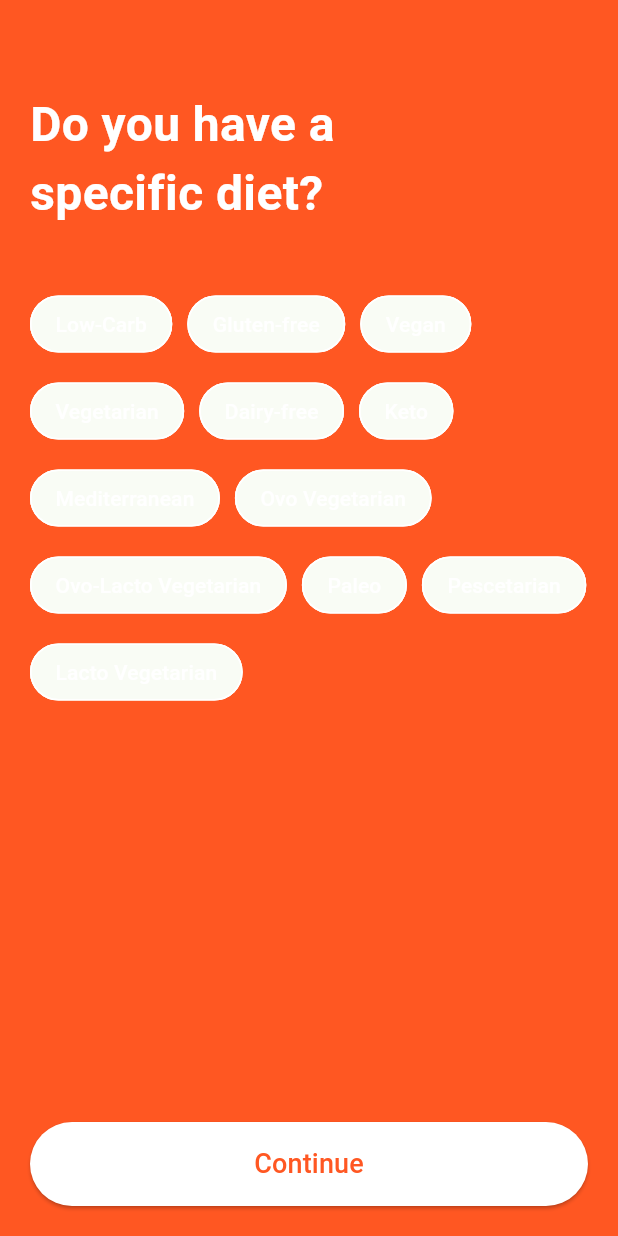
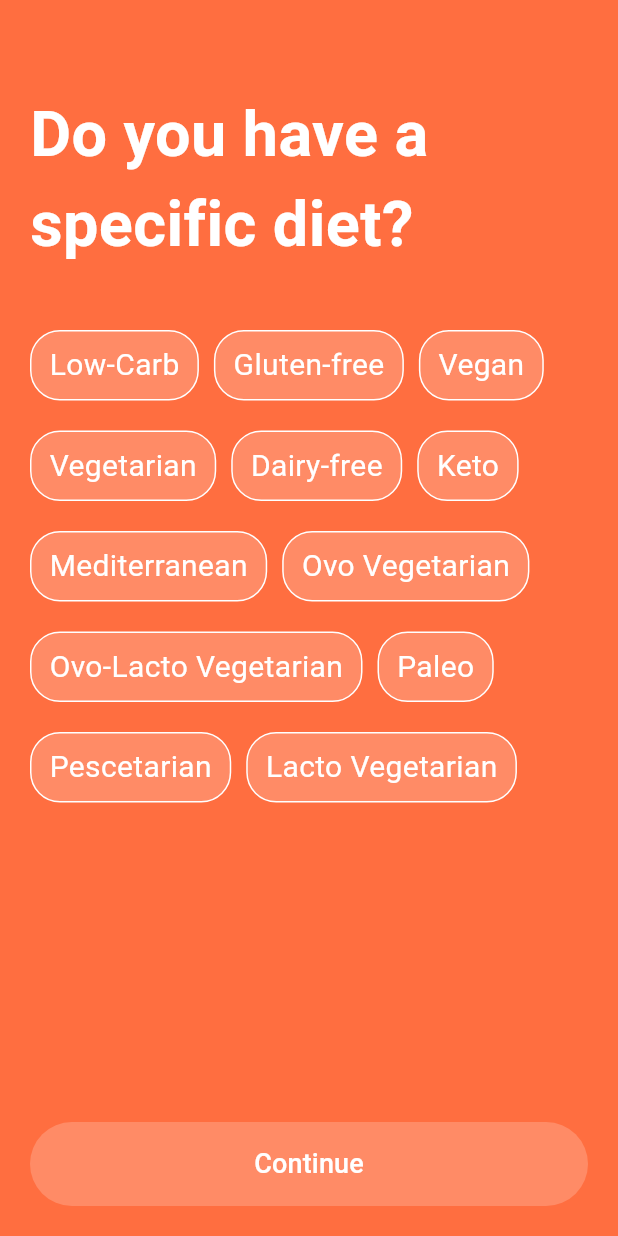
Before and after one commit to KennyTangg/Homii, a Flutter app: the DietSelectionPage screen opened directly, on a phone screen of 412 x 824 dp. Run offline on Flutter 3.47's test engine with Material 3 defaults, Android fonts, the phone set to English and light mode, and no system bars.

Commit message:
Fix diet selection page widget

```diff
--- a/lib/pages/diet_selection_page.dart
+++ b/lib/pages/diet_selection_page.dart
@@ -1,10 +1,14 @@
 import 'package:flutter/material.dart';
+import 'home_page.dart';
 
-class DietSelectionPage extends StatelessWidget {
+class DietSelectionPage extends StatefulWidget {
   const DietSelectionPage({super.key});
 
   @override
-  Widget build(BuildContext context) {
+  State<DietSelectionPage> createState() => _DietSelectionPageState();
+}
+
+class _DietSelectionPageState extends State<DietSelectionPage> {
   final List<String> diets = [
     'Low-Carb',
     'Gluten-free',
@@ -20,8 +24,39 @@ class DietSelectionPage extends StatelessWidget {
     'Lacto Vegetarian',
   ];
 
+  String? selectedDiet;
+
+  Widget _buildDietChip(String label) {
+    final isSelected = selectedDiet == label;
+    return GestureDetector(
+      onTap: () {
+        setState(() {
+          selectedDiet = isSelected ? null : label;
+        });
+      },
+      child: Container(
+        padding: const EdgeInsets.symmetric(horizontal: 12, vertical: 8),
+        decoration: BoxDecoration(
+          color: isSelected ? Colors.white : Colors.white.withOpacity(0.2),
+          borderRadius: BorderRadius.circular(20),
+          border: Border.all(color: Colors.white),
+        ),
+        child: Text(
+          label,
+          style: TextStyle(
+            fontSize: 20,
+            color: isSelected ? Colors.deepOrange : Colors.white,
+            fontWeight: isSelected ? FontWeight.bold : FontWeight.normal,
+          ),
+        ),
+      ),
+    );
+  }
+
+  @override
+  Widget build(BuildContext context) {
     return Scaffold(
-      backgroundColor: Colors.deepOrange,
+      backgroundColor: Colors.deepOrangeAccent,
       body: SafeArea(
         child: Padding(
           padding: const EdgeInsets.all(20.0),
@@ -32,7 +67,7 @@ class DietSelectionPage extends StatelessWidget {
               const Text(
                 'Do you have a\nspecific diet?',
                 style: TextStyle(
-                  fontSize: 32,
+                  fontSize: 42,
                   fontWeight: FontWeight.bold,
                   color: Colors.white,
                 ),
@@ -41,26 +76,37 @@ class DietSelectionPage extends StatelessWidget {
               Expanded(
                 child: Wrap(
                   spacing: 10,
-                  runSpacing: 10,
+                  runSpacing: 20,
                   children: diets.map((diet) => _buildDietChip(diet)).toList(),
                 ),
               ),
               SizedBox(
                 width: double.infinity,
                 child: ElevatedButton(
-                  onPressed: () {},
+                  onPressed: selectedDiet != null
+                      ? () {
+                          Navigator.of(context).pushReplacement(
+                            MaterialPageRoute(
+                              builder: (context) => const HomePage(),
+                            ),
+                          );
+                        }
+                      : null,
                   style: ElevatedButton.styleFrom(
                     backgroundColor: Colors.white,
+                    disabledBackgroundColor: Colors.white.withOpacity(0.2),
                     padding: const EdgeInsets.symmetric(vertical: 15),
                     shape: RoundedRectangleBorder(
                       borderRadius: BorderRadius.circular(30),
                     ),
                   ),
-                  child: const Text(
+                  child: Text(
                     'Continue',
                     style: TextStyle(
                       fontSize: 18,
-                      color: Colors.deepOrange,
+                      color: selectedDiet != null
+                          ? Colors.deepOrange
+                          : Colors.white,
                     ),
                   ),
                 ),
@@ -71,18 +117,4 @@ class DietSelectionPage extends StatelessWidget {
       ),
     );
   }
-
-  Widget _buildDietChip(String label) {
-    return Chip(
-      label: Text(
-        label,
-        style: const TextStyle(color: Colors.white),
-      ),
-      backgroundColor: Colors.white.withOpacity(0.3),
-      shape: RoundedRectangleBorder(
-        borderRadius: BorderRadius.circular(20),
-        side: const BorderSide(color: Colors.white),
-      ),
-    );
 }
-}
```
Lines whose indentation alone changed are shown as unchanged.
